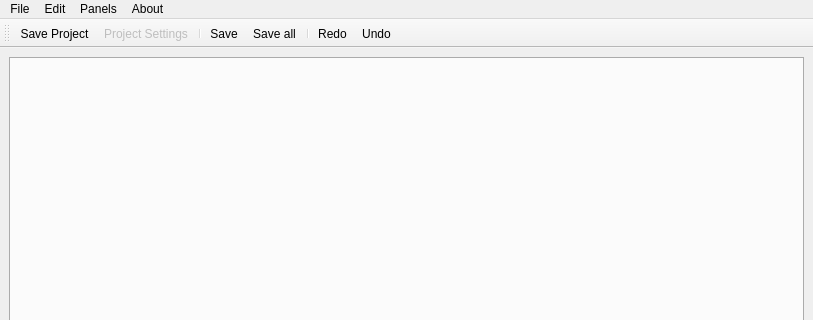
Above: ui/MainWindow.ui from timbaker/ceed before the change; both pictures show x 0 to 813 and y 0 to 320 of the 813 by 864 pixel window. Below: the same form after it.
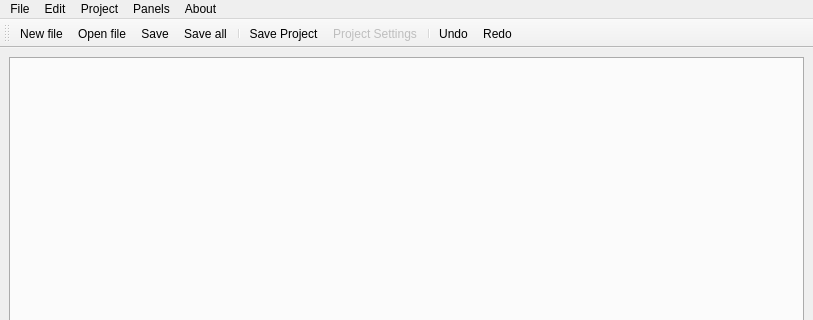
That is the form after the change. Icons and pictures are not drawn.

Commit message: ADD: New file and Open file actions (so people are able to use the editor even without making project files) MOD: Imageset loading is now more robust and reports errors (it's a lame report for now)

```diff
--- a/ui/MainWindow.ui
+++ b/ui/MainWindow.ui
@@ -127,8 +127,21 @@
     <addaction name="actionFileSystemBrowserVisible"/>
     <addaction name="actionCEGUIDebugInfoVisible"/>
    </widget>
+   <widget class="QMenu" name="menuProject">
+    <property name="title">
+     <string>Project</string>
+    </property>
+    <addaction name="actionNewProject"/>
+    <addaction name="separator"/>
+    <addaction name="actionOpenProject"/>
+    <addaction name="actionSaveProject"/>
+    <addaction name="actionCloseProject"/>
+    <addaction name="separator"/>
+    <addaction name="actionProjectSettings"/>
+   </widget>
    <addaction name="menuFile"/>
    <addaction name="menuEdit"/>
+   <addaction name="menuProject"/>
    <addaction name="menuPanels"/>
    <addaction name="menuAbout"/>
   </widget>
@@ -149,14 +162,16 @@
    <attribute name="toolBarBreak">
     <bool>false</bool>
    </attribute>
-   <addaction name="actionSaveProject"/>
-   <addaction name="actionProjectSettings"/>
-   <addaction name="separator"/>
+   <addaction name="actionNewFile"/>
+   <addaction name="actionOpenFile"/>
    <addaction name="actionSave"/>
    <addaction name="actionSaveAll"/>
    <addaction name="separator"/>
-   <addaction name="actionRedo"/>
+   <addaction name="actionSaveProject"/>
+   <addaction name="actionProjectSettings"/>
+   <addaction name="separator"/>
    <addaction name="actionUndo"/>
+   <addaction name="actionRedo"/>
   </widget>
   <action name="actionQuit">
    <property name="icon">
@@ -321,6 +336,32 @@
     <string>License</string>
    </property>
   </action>
+  <action name="actionNewFile">
+   <property name="icon">
+    <iconset>
+     <normaloff>icons/actions/new_file.png</normaloff>icons/actions/new_file.png</iconset>
+   </property>
+   <property name="text">
+    <string>New file</string>
+   </property>
+  </action>
+  <action name="actionOpenFile">
+   <property name="icon">
+    <iconset>
+     <normaloff>icons/actions/open_file.png</normaloff>icons/actions/open_file.png</iconset>
+   </property>
+   <property name="text">
+    <string>Open file</string>
+   </property>
+  </action>
+  <action name="actionUndoViewerVisible">
+   <property name="checkable">
+    <bool>true</bool>
+   </property>
+   <property name="text">
+    <string>Undo Viewer</string>
+   </property>
+  </action>
  </widget>
  <resources/>
  <connections/>
```
Left out of the diff: 27 changed lines with no effect on the pictures. The commit also changes 4 other files.
